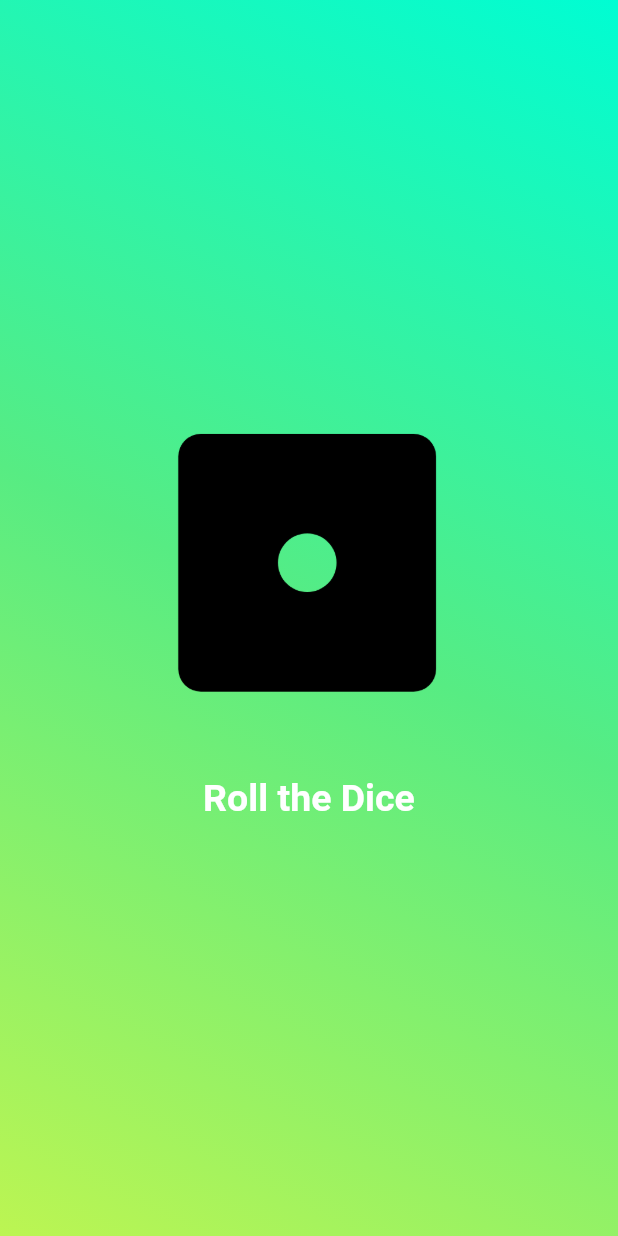
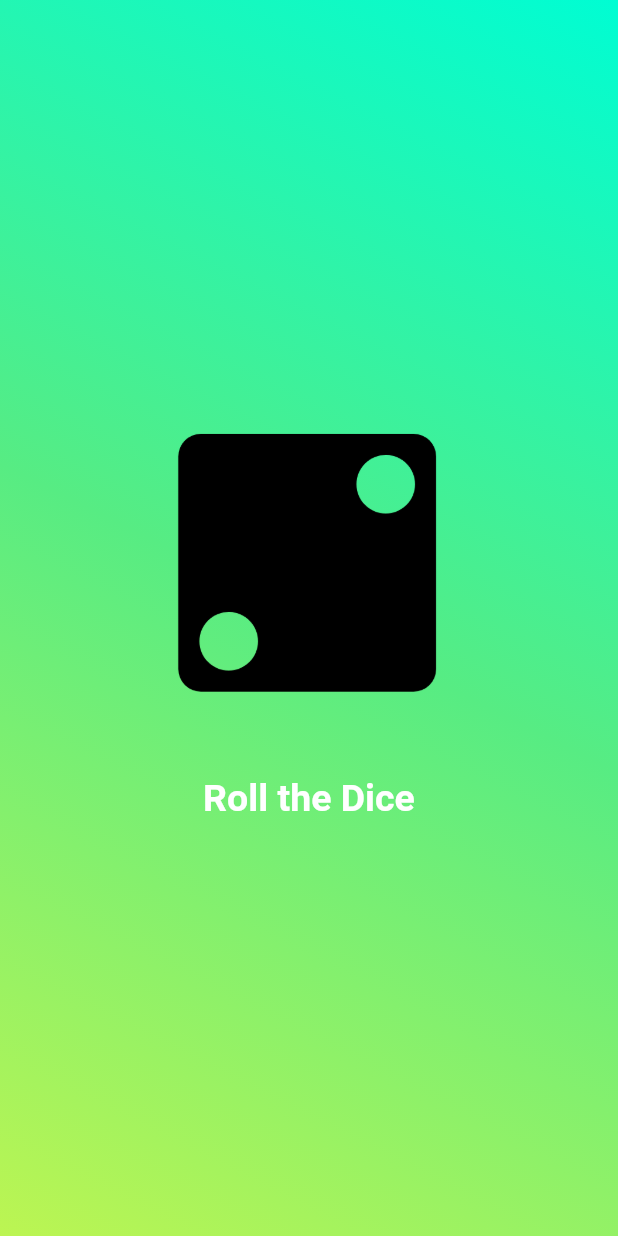
Before and after one commit to BriceTheRice2004/Dice_Roll, a Flutter app: the screen it shows after launch, after a tap on "Roll the Dice", on a phone screen of 412 x 824 dp. Run offline on Flutter 3.47's test engine with Material 3 defaults, Android fonts, the phone set to English and light mode, and no system bars; Roboto replaces fonts that are missing (Davish).

Commit message:
added statefull widgets
for dice roller

```diff
--- /dev/null
+++ b/dice_roll/lib/app_dice_roller.dart
@@ -0,0 +1,47 @@
+import 'package:flutter/material.dart';
+
+class DiceRoller extends StatefulWidget {
+  const DiceRoller({super.key});
+  @override
+  State<DiceRoller> createState() {
+    return _DiceRoller();
+  }
+}
+
+class _DiceRoller extends State<DiceRoller> {
+  var activeDiceImage = 'assets/images/dice-1.png';
+
+  void rollDice() {
+    setState(() {
+      activeDiceImage = 'assets/images/dice-2.png';
+    });
+  }
+
+  @override
+  Widget build(context) {
+    return Column(
+      mainAxisSize: MainAxisSize.min,
+      children: [
+        Image.asset(activeDiceImage, width: 200),
+        const SizedBox(
+          height: 20,
+        ),
+        TextButton(
+          onPressed: rollDice,
+          style: TextButton.styleFrom(
+            padding: const EdgeInsets.only(
+              top: 20,
+            ),
+            foregroundColor: Colors.white,
+            textStyle: const TextStyle(
+                color: Colors.white,
+                fontWeight: FontWeight.w600,
+                fontFamily: 'Davish',
+                fontSize: 25),
+          ),
+          child: const Text('Roll the Dice'),
+        )
+      ],
+    );
+  }
+}
--- a/dice_roll/lib/app_gradient_container.dart
+++ b/dice_roll/lib/app_gradient_container.dart
@@ -1,4 +1,5 @@
 import 'package:flutter/material.dart';
+import 'package:dice_roll/app_dice_roller.dart';
 //import 'package:dice_roll/app_text.dart';
 
 const startAlignment = Alignment.topRight;
@@ -9,8 +10,6 @@ class AppGradientContainer extends StatelessWidget {
   //const AppGradientContainer ({key}):super{key:key};
 
   const AppGradientContainer({super.key});
-
-  void rollDice() {}
 
   @override
   Widget build(context) {
@@ -23,32 +22,7 @@ class AppGradientContainer extends StatelessWidget {
           Color.fromARGB(255, 188, 245, 82)
         ], begin: startAlignment, end: endAlignment),
       ),
-      child: Center(
-        child: Column(
-          mainAxisSize: MainAxisSize.min,
-          children: [
-            Image.asset('assets/images/dice-1.png', width: 200),
-            const SizedBox(
-              height: 20,
-            ),
-            TextButton(
-              onPressed: rollDice,
-              style: TextButton.styleFrom(
-                padding: const EdgeInsets.only(
-                  top: 20,
-                ),
-                foregroundColor: Colors.white,
-                textStyle: const TextStyle(
-                    color: Colors.white,
-                    fontWeight: FontWeight.w600,
-                    fontFamily: 'Davish',
-                    fontSize: 25),
-              ),
-              child: const Text('Roll the Dice'),
-            )
-          ],
-        ),
-      ),
+      child: const Center(child: DiceRoller()),
     );
   }
 }
```
